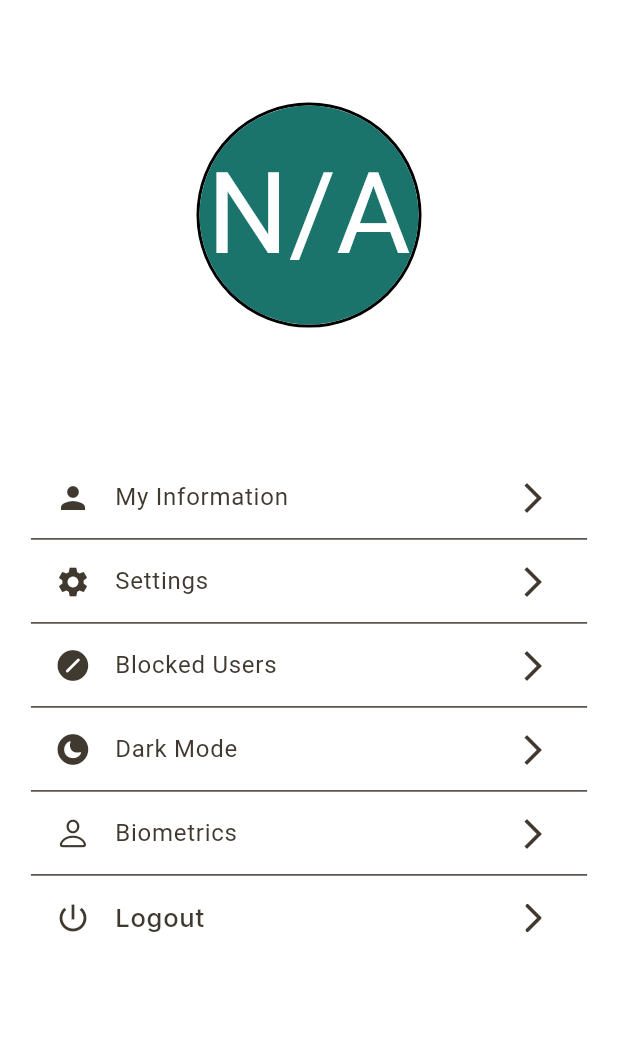
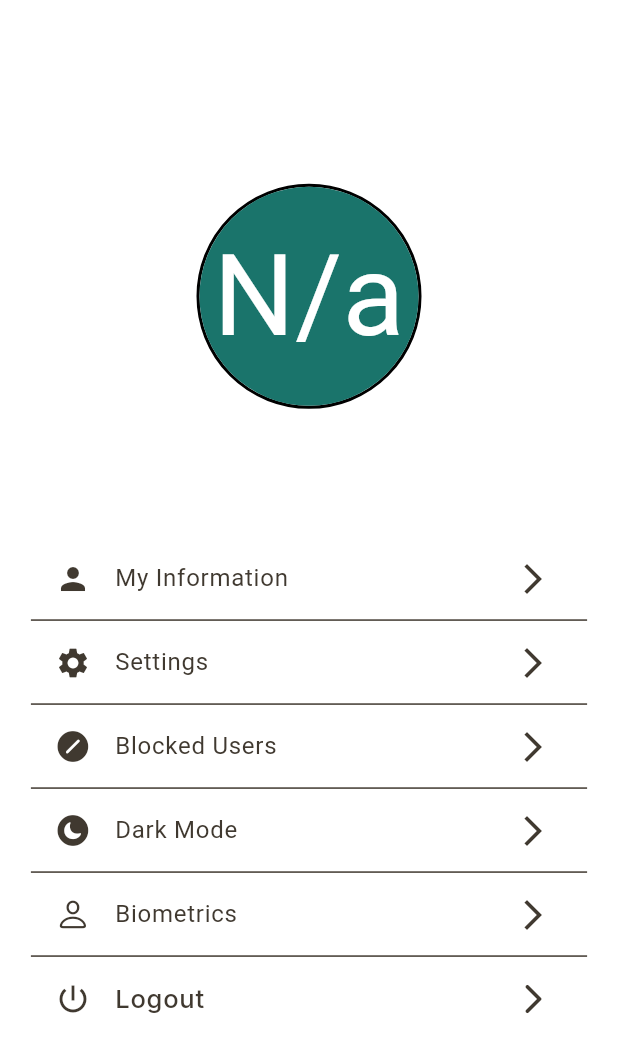
Before and after one commit to kushalchh07/MinimalChatAppUsingFlutter, a Flutter app: the CustomDrawer screen opened directly, on a phone screen of 412 x 824 dp. Shown: the top 1052 px of the screen. Run offline on Flutter 3.47's test engine with Material 3 defaults, Android fonts, the phone set to English and light mode, and no system bars; our stand-ins replace bloc, cached_network_image, cloud_firestore, cloud_functions, connectivity_plus, equatable and 13 more; missing offline and left inert: firebase_app_check, flutter_emoji_gif_picker, modal_side_sheet; accounts and stored records are empty; Roboto replaces fonts that are missing (Poppins).

Commit message:
feat: user interface enhance ment

```diff
--- a/lib/pages/Drawer/customDrawer.dart
+++ b/lib/pages/Drawer/customDrawer.dart
@@ -1,12 +1,8 @@
 // ignore_for_file: use_build_context_synchronously, prefer_const_constructors
 
-import 'dart:developer';
-import 'dart:io';
-
 import 'package:cached_network_image/cached_network_image.dart';
-import 'package:chat_app/Bloc/profileImagebloc/profile_image_bloc.dart';
-import 'package:chat_app/Bloc/profileImagebloc/profile_image_event.dart';
 import 'package:chat_app/Bloc/userBloc/user_bloc.dart';
+import 'package:chat_app/pages/Chat/groupchat.dart/groupchat.dart';
 import 'package:chat_app/pages/Drawer/biometric.dart';
 import 'package:chat_app/pages/Drawer/blocked_users.dart';
 import 'package:chat_app/pages/Drawer/profile.dart';
@@ -21,16 +17,12 @@ import 'package:flutter_bloc/flutter_bloc.dart';
 
 import 'package:get/get.dart';
 
-import '../../Bloc/profileImagebloc/profile_image_state.dart';
-import '../../Bloc/userBloc/user_event.dart';
-import '../../Bloc/userBloc/user_state.dart';
 import '../../constants/Sharedpreferences/sharedpreferences.dart';
 import '../../constants/colors/colors.dart';
 
 import '../../constants/constants.dart';
 import '../../services/auth_services.dart';
 import '../../utils/customWidgets/alert_dialog_box.dart';
-import 'face_authentication.dart';
 import 'theme_screen.dart';
 
 class CustomDrawer extends StatefulWidget {
@@ -83,12 +75,11 @@ class _CustomDrawerState extends State<CustomDrawer>
   Widget build(BuildContext context) {
     super.build(context);
     return Scaffold(
-      appBar: AppBar(),
       // backgroundColor: appBackgroundColor.withOpacity(0.5)
-      body: SingleChildScrollView(
-        child: Center(
+      body: Center(
         child: Column(
-            mainAxisAlignment: MainAxisAlignment.start,
+          mainAxisAlignment: MainAxisAlignment.center,
+          crossAxisAlignment: CrossAxisAlignment.center,
           children: [
             SizedBox(
               height: Get.height * 0.1,
@@ -108,11 +99,6 @@ class _CustomDrawerState extends State<CustomDrawer>
                   child: Column(
                     children: <Widget>[
                       SizedBox(height: Get.height * 0.14),
-                        // Divider(
-                        //   height: 0,
-                        //   color: greenColor,
-                        //   // color: Colors.black,
-                        // ),
                       ListTile(
                         onTap: () {
                           Navigator.of(context).push(
@@ -280,8 +266,7 @@ class _CustomDrawerState extends State<CustomDrawer>
                           return Icon(Icons.error);
                         } else {
                           final profileInfo = snapshot.data!;
-                            final fullName =
-                                profileInfo['fullName'] ?? 'Unknown';
+                          final fullName = profileInfo['fullName'] ?? 'Unknown';
                           final email = profileInfo['email'] ?? 'Unknown';
                           final imageUrl = profileInfo['imageUrl'] ?? '';
 
@@ -306,8 +291,9 @@ class _CustomDrawerState extends State<CustomDrawer>
                                             shape: BoxShape.circle),
                                         child: Center(
                                           child: Text(
+                                            capitalize(
                                                 getFirstandLastNameInitals(
-                                                  fullName.toUpperCase()),
+                                                    fullName.toUpperCase())),
                                             style: TextStyle(
                                                 color: whiteColor,
                                                 fontSize: 76),
@@ -315,8 +301,7 @@ class _CustomDrawerState extends State<CustomDrawer>
                                         ),
                                       )
                                     : CachedNetworkImage(
-                                          imageBuilder:
-                                              (context, imageProvider) {
+                                        imageBuilder: (context, imageProvider) {
                                           return Container(
                                             decoration: BoxDecoration(
                                               shape: BoxShape.circle,
@@ -347,7 +332,7 @@ class _CustomDrawerState extends State<CustomDrawer>
                               ),
                               SizedBox(height: 10), // Add some spacing
                               Text(
-                                  fullName,
+                                capitalize(fullName),
                                 style: const TextStyle(
                                   fontSize: 24,
                                   fontWeight: FontWeight.bold,
@@ -373,7 +358,6 @@ class _CustomDrawerState extends State<CustomDrawer>
           ],
         ),
       ),
-      ),
     );
   }
 }
```
Also changed, not shown: lib/pages/Chat/groupchat.dart/groupchat.dart (+24 -16 lines), 3 other files. Lines whose indentation alone changed are shown as unchanged.
